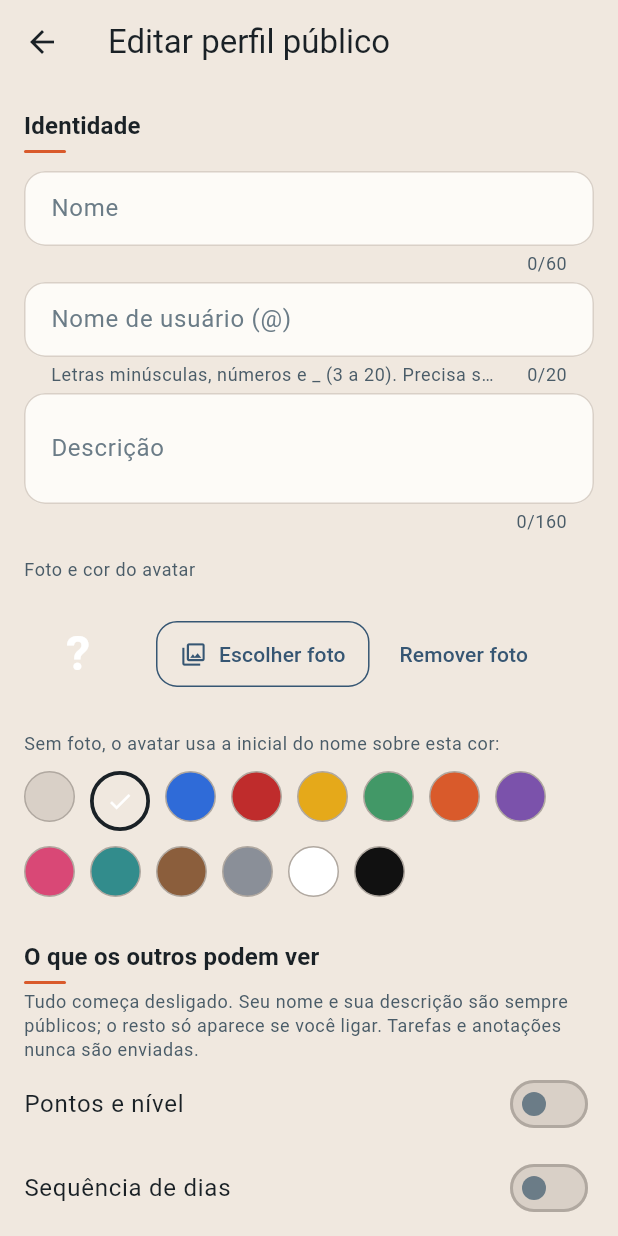
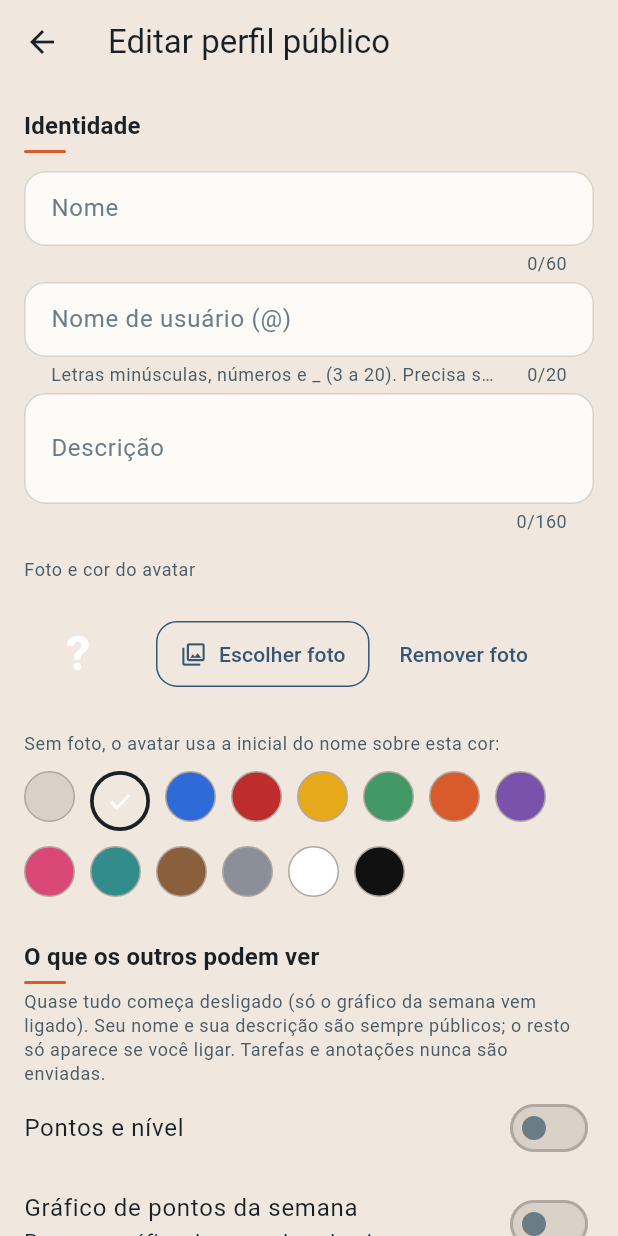
Before and after one commit to ArthurM749/app_estudos, a Flutter app: the EditarPerfilPublicoScreen screen opened directly, on a phone screen of 412 x 824 dp. Run offline on Flutter 3.47's test engine with Material 3 defaults, Android fonts, the phone set to English and light mode, and no system bars; our stand-ins replace fl_chart, image_picker, sqflite, sqflite_common_ffi, sqflite_common_ffi_web, supabase_flutter; accounts and stored records are empty.

Commit message:
modified:   lib/data/social_service.dart 	modified:   lib/data/social_state.dart 	modified:   lib/models/perfil_social.dart 	modified:   lib/screens/editar_perfil_publico_screen.dart 	modified:   lib/screens/perfil_publico_screen.dart 	modified:   lib/theme/app_cores.dart 	new file:   lib/widgets/grafico_semana_mini.dart

```diff
--- a/lib/data/social_service.dart
+++ b/lib/data/social_service.dart
@@ -100,6 +100,7 @@ class SocialService {
       'mostrar_estatisticas': perfil.mostrarEstatisticas,
       'mostrar_conquistas': perfil.mostrarConquistas,
       'mostrar_projetos': perfil.mostrarProjetos,
+      'mostrar_grafico_semana': perfil.mostrarGraficoSemana,
     }).eq('id', id);
 
     // As conquistas destacadas ficam na tabela privada: quem vê é decidido
@@ -172,6 +173,52 @@ class SocialService {
       },
       onConflict: 'usuario_id',
     );
+  }
+
+  /// "2026-11-13": o banco guarda o dia como `date`, sem fuso nem hora.
+  static String _diaParaTexto(DateTime dia) {
+    String dois(int n) => n.toString().padLeft(2, '0');
+    return '${dia.year.toString().padLeft(4, '0')}-${dois(dia.month)}-${dois(dia.day)}';
+  }
+
+  /// Guarda na nuvem os pontos de cada dia ([pontos] = valores a partir de
+  /// [primeiroDia], um por dia). Dias antigos não são apagados: só o gráfico
+  /// olha para a semana atual, a pontuação fica salva.
+  Future<void> enviarPontosDiarios(
+    DateTime primeiroDia,
+    List<int> pontos,
+  ) async {
+    if (pontos.isEmpty) return;
+    final id = _meuIdObrigatorio;
+    final agora = DateTime.now().toUtc().toIso8601String();
+    await _client.from('pontos_diarios').upsert(
+      [
+        for (var i = 0; i < pontos.length; i++)
+          {
+            'usuario_id': id,
+            'dia': _diaParaTexto(
+              DateTime(primeiroDia.year, primeiroDia.month, primeiroDia.day + i),
+            ),
+            'pontos': pontos[i],
+            'atualizado_em': agora,
+          },
+      ],
+      onConflict: 'usuario_id,dia',
+    );
+  }
+
+  /// Pontos de segunda a domingo de outra pessoa. Devolve null quando ela
+  /// desligou o gráfico no perfil (a função do banco não devolve nada).
+  Future<List<int>?> graficoSemanaDe(String usuarioId, DateTime segunda) async {
+    final resposta = await _client.rpc('grafico_semana', params: {
+      'p_id': usuarioId,
+      'p_segunda': _diaParaTexto(segunda),
+    });
+    final linhas = resposta as List<dynamic>;
+    if (linhas.length != 7) return null;
+    return [
+      for (final linha in linhas) ((linha as Map)['pontos'] as num).toInt(),
+    ];
   }
 
   Future<PerfilPublico?> perfilPublico(String usuarioId) async {
--- a/lib/data/social_state.dart
+++ b/lib/data/social_state.dart
@@ -447,6 +447,7 @@ class SocialState extends ChangeNotifier {
         totalProjetosConcluidos: projetosConcluidos,
       );
       await _sincronizarProjetosPublicados(app);
+      await _sincronizarPontosDiarios(banco);
       _ultimaSincronizacao = DateTime.now();
     } catch (e) {
       erroSincronizacao = SocialService.traduzirErro(e);
@@ -454,6 +455,20 @@ class SocialState extends ChangeNotifier {
 
     sincronizando = false;
     notifyListeners();
+  }
+
+  /// Envia os pontos por dia da semana atual e da anterior (a anterior cobre
+  /// quem só abre o app na segunda e ainda tinha pontos de domingo por enviar).
+  /// O que vale para o gráfico é a semana atual; o resto fica como histórico.
+  Future<void> _sincronizarPontosDiarios(DatabaseHelper banco) async {
+    final agora = DateTime.now();
+    final hoje = DateTime(agora.year, agora.month, agora.day);
+    final segunda = hoje.subtract(Duration(days: agora.weekday - 1));
+    final segundaAnterior = DateTime(segunda.year, segunda.month, segunda.day - 7);
+
+    final anterior = await banco.pontosPorDiaDaSemana(segundaAnterior);
+    final atual = await banco.pontosPorDiaDaSemana(segunda);
+    await _servico.enviarPontosDiarios(segundaAnterior, [...anterior, ...atual]);
   }
 
   Future<void> _sincronizarProjetosPublicados(AppState app) async {
--- a/lib/models/perfil_social.dart
+++ b/lib/models/perfil_social.dart
@@ -137,6 +137,9 @@ class PerfilEditavel {
   final bool mostrarConquistas;
   final bool mostrarProjetos;
 
+  /// Gráfico de pontos da semana no perfil. Diferente dos outros, começa LIGADO.
+  final bool mostrarGraficoSemana;
+
   final List<String> conquistasDestaque;
 
   const PerfilEditavel({
@@ -150,6 +153,7 @@ class PerfilEditavel {
     this.mostrarEstatisticas = false,
     this.mostrarConquistas = false,
     this.mostrarProjetos = false,
+    this.mostrarGraficoSemana = true,
     this.conquistasDestaque = const [],
   });
 
@@ -166,6 +170,7 @@ class PerfilEditavel {
       mostrarEstatisticas: mostrarEstatisticas,
       mostrarConquistas: mostrarConquistas,
       mostrarProjetos: mostrarProjetos,
+      mostrarGraficoSemana: mostrarGraficoSemana,
       conquistasDestaque: conquistasDestaque,
     );
   }
@@ -176,7 +181,8 @@ class PerfilEditavel {
       !mostrarSequencia &&
       !mostrarEstatisticas &&
       !mostrarConquistas &&
-      !mostrarProjetos;
+      !mostrarProjetos &&
+      !mostrarGraficoSemana;
 
   factory PerfilEditavel.fromMaps(
     Map<String, dynamic> perfil,
@@ -194,6 +200,8 @@ class PerfilEditavel {
       mostrarEstatisticas: (perfil['mostrar_estatisticas'] as bool?) ?? false,
       mostrarConquistas: (perfil['mostrar_conquistas'] as bool?) ?? false,
       mostrarProjetos: (perfil['mostrar_projetos'] as bool?) ?? false,
+      mostrarGraficoSemana:
+          (perfil['mostrar_grafico_semana'] as bool?) ?? true,
       conquistasDestaque: (destaque ?? const []).map((e) => e.toString()).toList(),
     );
   }
--- a/lib/screens/editar_perfil_publico_screen.dart
+++ b/lib/screens/editar_perfil_publico_screen.dart
@@ -60,6 +60,7 @@ class _EditarPerfilPublicoScreenState extends State<EditarPerfilPublicoScreen> {
   bool _mostrarEstatisticas = false;
   bool _mostrarConquistas = false;
   bool _mostrarProjetos = false;
+  bool _mostrarGraficoSemana = true;
   Set<String> _conquistasDestaque = {};
   Set<int> _projetosEscolhidos = {};
 
@@ -111,6 +112,7 @@ class _EditarPerfilPublicoScreenState extends State<EditarPerfilPublicoScreen> {
         _mostrarEstatisticas = perfil.mostrarEstatisticas;
         _mostrarConquistas = perfil.mostrarConquistas;
         _mostrarProjetos = perfil.mostrarProjetos;
+        _mostrarGraficoSemana = perfil.mostrarGraficoSemana;
         _conquistasDestaque = perfil.conquistasDestaque.toSet();
         _projetosEscolhidos = {...social.projetosPublicados};
         _carregando = false;
@@ -184,6 +186,7 @@ class _EditarPerfilPublicoScreenState extends State<EditarPerfilPublicoScreen> {
       mostrarEstatisticas: _mostrarEstatisticas,
       mostrarConquistas: _mostrarConquistas,
       mostrarProjetos: _mostrarProjetos,
+      mostrarGraficoSemana: _mostrarGraficoSemana,
       conquistasDestaque: destaque,
     );
 
@@ -393,9 +396,9 @@ class _EditarPerfilPublicoScreenState extends State<EditarPerfilPublicoScreen> {
           const TituloSecao('O que os outros podem ver'),
           const SizedBox(height: 4),
           Text(
-            'Tudo começa desligado. Seu nome e sua descrição são sempre '
-            'públicos; o resto só aparece se você ligar. Tarefas e anotações '
-            'nunca são enviadas.',
+            'Quase tudo começa desligado (só o gráfico da semana vem ligado). '
+            'Seu nome e sua descrição são sempre públicos; o resto só aparece '
+            'se você ligar. Tarefas e anotações nunca são enviadas.',
             style: legenda,
           ),
           SwitchListTile(
@@ -403,6 +406,13 @@ class _EditarPerfilPublicoScreenState extends State<EditarPerfilPublicoScreen> {
             title: const Text('Pontos e nível'),
             value: _mostrarPontos,
             onChanged: (v) => setState(() => _mostrarPontos = v),
+          ),
+          SwitchListTile(
+            contentPadding: EdgeInsets.zero,
+            title: const Text('Gráfico de pontos da semana'),
+            subtitle: const Text('Pequeno gráfico de segunda a domingo'),
+            value: _mostrarGraficoSemana,
+            onChanged: (v) => setState(() => _mostrarGraficoSemana = v),
           ),
           SwitchListTile(
             contentPadding: EdgeInsets.zero,
--- a/lib/theme/app_cores.dart
+++ b/lib/theme/app_cores.dart
@@ -273,9 +273,9 @@ class AppCores {
     perigoSobre: Color(0xFFFFFFFF),
     sucesso: Color(0xFF429867),
 
-    conquistaFundo: Color(0xFFF9EAE5),
-    conquistaIcone: Color(0xFFD95A2B),
-    conquistaTexto: Color(0xFF8C3A1C),
+    conquistaFundo: Color.fromARGB(255, 231, 194, 114),
+    conquistaIcone: Color.fromARGB(255, 209, 145, 7),
+    conquistaTexto: Color.fromARGB(255, 48, 47, 47),
     conquistaBloqueadaFundo: AppPalette.lightCard,
     conquistaBloqueadaIcone: AppPalette.lightMuted,
     conquistaBloqueadaTexto: AppPalette.lightMuted,
@@ -379,9 +379,9 @@ class AppCores {
     perigoSobre: Color(0xFFFFFFFF),
     sucesso: Color(0xFF429867),
 
-    conquistaFundo: Color(0xFF73030D),
-    conquistaIcone: Color(0xFFBF2C2C),
-    conquistaTexto: Color(0xFFF2D5D5),
+    conquistaFundo: Color.fromARGB(255, 216, 194, 166),
+    conquistaIcone: Color.fromARGB(255, 207, 161, 9),
+    conquistaTexto: Color.fromARGB(255, 59, 59, 59),
     conquistaBloqueadaFundo: AppPalette.darkSurface,
     conquistaBloqueadaIcone: Color(0xFF2C2C2C),
     conquistaBloqueadaTexto: AppPalette.darkMuted,
```
Also changed, not shown: lib/screens/perfil_publico_screen.dart (+40 -0 lines), lib/widgets/grafico_semana_mini.dart (added, +180 -0 lines).
